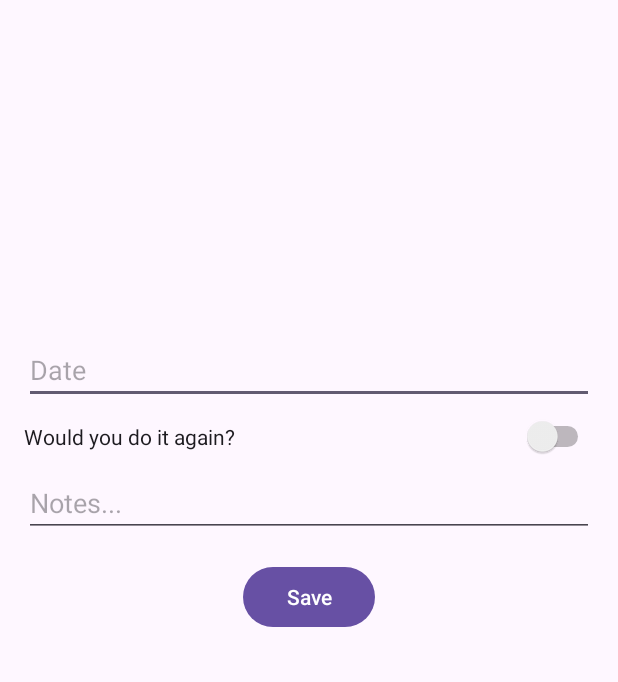
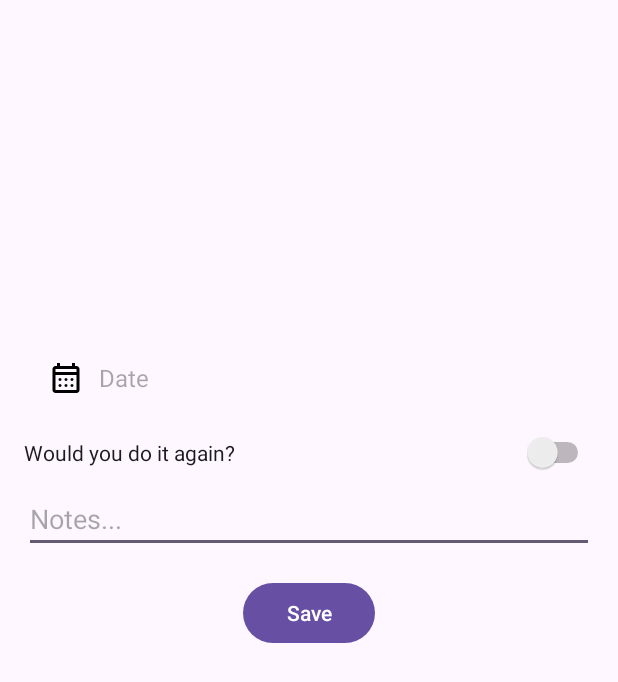
Before and after one commit to Makcime/WodBook, an Android app built with Jetpack Compose: the layout activity_add_wod.xml on its own in the app's theme, with its tools: preview values and no code run, on a phone screen of 412 x 824 dp. Shown: the top 682 px of the screen. Run offline under Robolectric (Android 15) with nearby library versions, the phone set to English and light mode, and no system bars.

Commit message:
[add] date-time picker for wod date selection

```diff
--- /dev/null
+++ b/app/src/main/res/drawable/ic_calendar_month.xml
@@ -0,0 +1,9 @@
+<vector xmlns:android="http://schemas.android.com/apk/res/android"
+    android:width="24dp"
+    android:height="24dp"
+    android:viewportWidth="960"
+    android:viewportHeight="960">
+  <path
+      android:fillColor="#FF000000"
+      android:pathData="M200,880q-33,0 -56.5,-23.5T120,800v-560q0,-33 23.5,-56.5T200,160h40v-80h80v80h320v-80h80v80h40q33,0 56.5,23.5T840,240v560q0,33 -23.5,56.5T760,880L200,880ZM200,800h560v-400L200,400v400ZM200,320h560v-80L200,240v80ZM200,320v-80,80ZM480,560q-17,0 -28.5,-11.5T440,520q0,-17 11.5,-28.5T480,480q17,0 28.5,11.5T520,520q0,17 -11.5,28.5T480,560ZM320,560q-17,0 -28.5,-11.5T280,520q0,-17 11.5,-28.5T320,480q17,0 28.5,11.5T360,520q0,17 -11.5,28.5T320,560ZM640,560q-17,0 -28.5,-11.5T600,520q0,-17 11.5,-28.5T640,480q17,0 28.5,11.5T680,520q0,17 -11.5,28.5T640,560ZM480,720q-17,0 -28.5,-11.5T440,680q0,-17 11.5,-28.5T480,640q17,0 28.5,11.5T520,680q0,17 -11.5,28.5T480,720ZM320,720q-17,0 -28.5,-11.5T280,680q0,-17 11.5,-28.5T320,640q17,0 28.5,11.5T360,680q0,17 -11.5,28.5T320,720ZM640,720q-17,0 -28.5,-11.5T600,680q0,-17 11.5,-28.5T640,640q17,0 28.5,11.5T680,680q0,17 -11.5,28.5T640,720Z"/>
+</vector>
--- a/app/src/main/res/layout/activity_add_wod.xml
+++ b/app/src/main/res/layout/activity_add_wod.xml
@@ -17,24 +17,30 @@
         app:layout_constraintEnd_toEndOf="parent"
         android:layout_marginTop="16dp"/>
 
-    <EditText
-        android:id="@+id/editTextDateTime"
-        android:layout_width="0dp"
-        android:layout_height="wrap_content"
-        android:hint="@string/wod_date"
+    <TextView
         app:layout_constraintTop_toBottomOf="@id/imageViewPicture"
         app:layout_constraintStart_toStartOf="parent"
         app:layout_constraintEnd_toEndOf="parent"
         android:layout_marginTop="8dp"
         android:layout_marginStart="16dp"
-        android:layout_marginEnd="16dp"/>
+        android:layout_marginEnd="16dp"
+        android:id="@+id/textViewDateTime"
+        android:hint="@string/wod_date"
+        android:layout_width="match_parent"
+        android:layout_height="wrap_content"
+        android:textSize="16sp"
+        android:padding="16dp"
+        android:gravity="center_vertical"
+        android:drawablePadding="10dp"
+        android:drawableStart="@drawable/ic_calendar_month"/>
+
 
     <Switch
         android:id="@+id/switchDoItAgain"
         android:layout_width="0dp"
         android:layout_height="wrap_content"
         android:text="@string/would_you_do_it_again"
-        app:layout_constraintTop_toBottomOf="@id/editTextDateTime"
+        app:layout_constraintTop_toBottomOf="@id/textViewDateTime"
         app:layout_constraintStart_toStartOf="parent"
         app:layout_constraintEnd_toEndOf="parent"
         android:layout_marginTop="8dp"
```
Also changed, not shown: app/src/main/java/com/example/wodbook/AddWodActivity.kt (+53 -4 lines).
